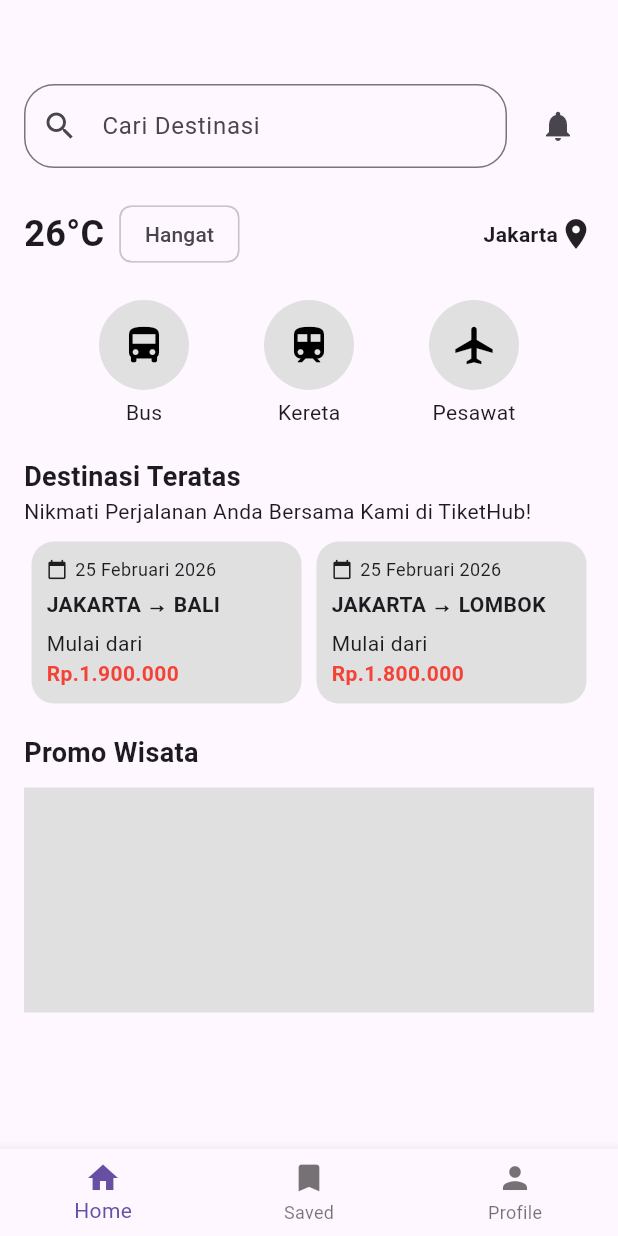
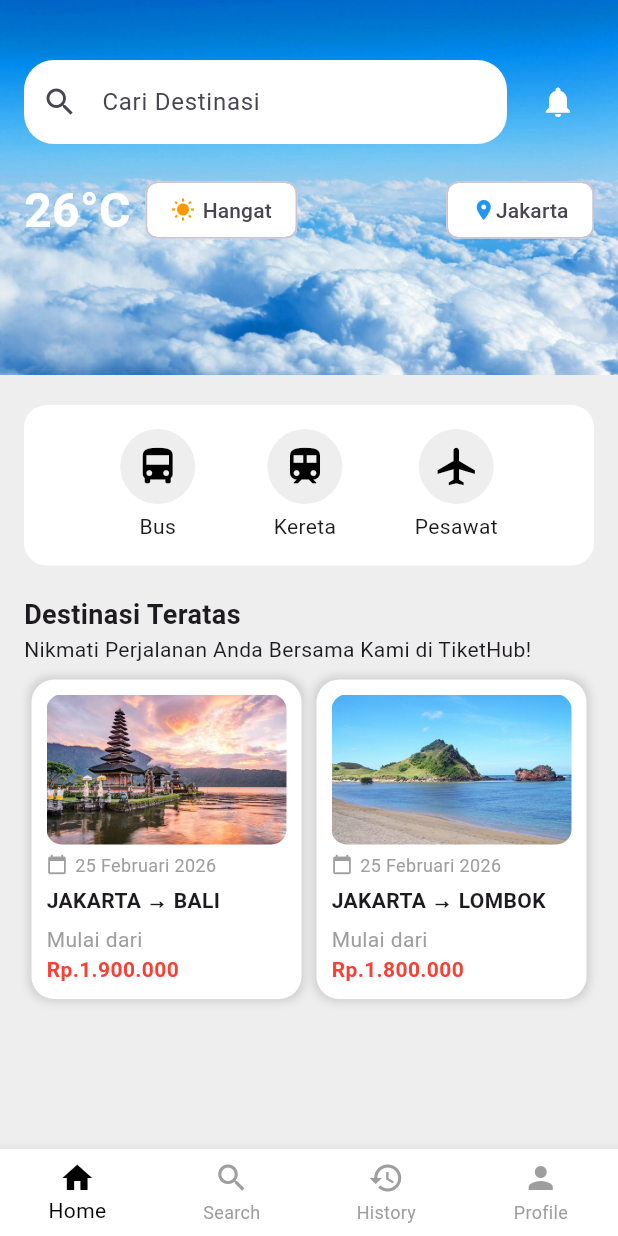
Before and after one commit to hypebyapip/Tubes-TiketHub, a Flutter app: the HomePage screen opened by its route, on a phone screen of 412 x 824 dp. Run offline on Flutter 3.47's test engine with Material 3 defaults, Android fonts, the phone set to English and light mode, and no system bars.

Commit message:
update part1

```diff
--- a/lib/home_page.dart
+++ b/lib/home_page.dart
@@ -1,17 +1,43 @@
 import 'package:flutter/material.dart';
+import 'home_bus.dart'; // Impor halaman BusTravelPage
 
+class HomePage extends StatefulWidget {
+  @override
+  _HomePageState createState() => _HomePageState();
+}
 
-class HomePage extends StatelessWidget {
+class _HomePageState extends State<HomePage> {
+  int _selectedIndex = 0;
+
+  void _onItemTapped(int index) {
+    setState(() {
+      _selectedIndex = index;
+    });
+  }
+
   @override
   Widget build(BuildContext context) {
     return Scaffold(
+      backgroundColor: Colors.grey[200],
       body: SingleChildScrollView(
-        child: Padding(
-          padding: const EdgeInsets.all(16.0),
         child: Column(
           crossAxisAlignment: CrossAxisAlignment.start,
           children: [
-              SizedBox(height: 40),
+            Stack(
+              children: [
+                Container(
+                  height: 250,
+                  decoration: BoxDecoration(
+                    image: DecorationImage(
+                      image: AssetImage("assets/awan.jpg"),
+                      fit: BoxFit.cover,
+                    ),
+                  ),
+                ),
+                Padding(
+                  padding: const EdgeInsets.symmetric(horizontal: 16, vertical: 40),
+                  child: Column(
+                    children: [
                       Row(
                         children: [
                           Expanded(
@@ -19,15 +45,18 @@ class HomePage extends StatelessWidget {
                               decoration: InputDecoration(
                                 hintText: "Cari Destinasi",
                                 prefixIcon: Icon(Icons.search),
+                                filled: true,
+                                fillColor: Colors.white,
                                 border: OutlineInputBorder(
                                   borderRadius: BorderRadius.circular(20),
+                                  borderSide: BorderSide.none,
                                 ),
                               ),
                             ),
                           ),
                           SizedBox(width: 10),
                           IconButton(
-                    icon: Icon(Icons.notifications),
+                            icon: Icon(Icons.notifications, color: Colors.white),
                             onPressed: () {},
                           ),
                         ],
@@ -35,22 +64,58 @@ class HomePage extends StatelessWidget {
                       SizedBox(height: 20),
                       Row(
                         children: [
-                  Text("26°C", style: TextStyle(fontSize: 24, fontWeight: FontWeight.bold)),
+                          Text(
+                            "26°C",
+                            style: TextStyle(fontSize: 32, fontWeight: FontWeight.bold, color: Colors.white),
+                          ),
                           SizedBox(width: 10),
-                  Chip(label: Text("Hangat")),
+                          Chip(
+                            backgroundColor: Colors.white,
+                            label: Row(
+                              children: [
+                                Icon(Icons.wb_sunny, color: Colors.orange, size: 16),
+                                SizedBox(width: 5),
+                                Text("Hangat"),
+                              ],
+                            ),
+                          ),
                           Spacer(),
-                  Text("Jakarta", style: TextStyle(fontWeight: FontWeight.bold)),
-                  Icon(Icons.location_on),
+                          Chip(
+                            backgroundColor: Colors.white,
+                            label: Row(
+                              children: [
+                                Icon(Icons.location_on, color: Colors.blue, size: 16),
+                                Text("Jakarta"),
+                              ],
+                            ),
+                          ),
+                        ],
+                      ),
+                    ],
+                  ),
+                ),
               ],
             ),
             SizedBox(height: 20),
-              Row(
+            Padding(
+              padding: const EdgeInsets.symmetric(horizontal: 16.0),
+              child: Column(
+                crossAxisAlignment: CrossAxisAlignment.start,
+                children: [
+                  Container(
+                    padding: EdgeInsets.all(16),
+                    decoration: BoxDecoration(
+                      color: Colors.white,
+                      borderRadius: BorderRadius.circular(15),
+                    ),
+                   child: Row(
                     mainAxisAlignment: MainAxisAlignment.spaceEvenly,
                     children: [
-                  _buildCategoryIcon(Icons.directions_bus, "Bus"),
-                  _buildCategoryIcon(Icons.train, "Kereta"),
-                  _buildCategoryIcon(Icons.airplanemode_active, "Pesawat"),
+                      _buildCategoryIcon(context, Icons.directions_bus, "Bus", BusTravelPage()),
+                      _buildCategoryIcon(context, Icons.train, "Kereta", null),
+                      _buildCategoryIcon(context, Icons.airplanemode_active, "Pesawat", null),
                       ],
+                    ),
                   ),
                   SizedBox(height: 20),
                   Text("Destinasi Teratas", style: TextStyle(fontSize: 18, fontWeight: FontWeight.bold)),
@@ -59,68 +124,97 @@ class HomePage extends StatelessWidget {
                   Row(
                     mainAxisAlignment: MainAxisAlignment.spaceBetween,
                     children: [
-                  _buildDestinationCard("JAKARTA → BALI", "Rp.1.900.000"),
-                  _buildDestinationCard("JAKARTA → LOMBOK", "Rp.1.800.000"),
+                      _buildDestinationCard("JAKARTA → BALI", "Rp.1.900.000", "assets/bali.png"),
+                      _buildDestinationCard("JAKARTA → LOMBOK", "Rp.1.800.000", "assets/lombok.jpg"),
                     ],
                   ),
                   SizedBox(height: 20),
-              Text("Promo Wisata", style: TextStyle(fontSize: 18, fontWeight: FontWeight.bold)),
-              SizedBox(height: 10),
-              Container(
-                height: 150,
-                color: Colors.grey[300], // Placeholder untuk gambar promo
+                ],
+              ),
             ),
           ],
         ),
       ),
-      ),
       bottomNavigationBar: BottomNavigationBar(
+        currentIndex: _selectedIndex,
+        onTap: _onItemTapped,
+        type: BottomNavigationBarType.fixed,
+        selectedItemColor: Colors.black,
+        unselectedItemColor: Colors.grey,
+        backgroundColor: Colors.white,
         items: [
           BottomNavigationBarItem(icon: Icon(Icons.home), label: "Home"),
-          BottomNavigationBarItem(icon: Icon(Icons.bookmark), label: "Saved"),
+          BottomNavigationBarItem(icon: Icon(Icons.search), label: "Search"),
+          BottomNavigationBarItem(icon: Icon(Icons.history), label: "History"),
           BottomNavigationBarItem(icon: Icon(Icons.person), label: "Profile"),
         ],
       ),
     );
   }
 
-  Widget _buildCategoryIcon(IconData icon, String label) {
-    return Column(
+  Widget _buildCategoryIcon(BuildContext context, IconData icon, String label, Widget? page) {
+  return GestureDetector(
+    onTap: () {
+      if (page != null) {
+        Navigator.push(
+          context,
+          MaterialPageRoute(builder: (context) => page),
+        );
+      }
+    },
+    child: Column(
       children: [
-        CircleAvatar(
-          radius: 30,
-          backgroundColor: Colors.grey[300], // Placeholder untuk icon
+        Container(
+          padding: EdgeInsets.all(10),
+          decoration: BoxDecoration(
+            shape: BoxShape.circle,
+            color: Colors.grey[200],
+          ),
           child: Icon(icon, size: 30, color: Colors.black),
         ),
         SizedBox(height: 5),
         Text(label),
       ],
+    ),
   );
 }
 
-  Widget _buildDestinationCard(String route, String price) {
+
+  Widget _buildDestinationCard(String route, String price, String imagePath) {
     return Expanded(
       child: Container(
         margin: EdgeInsets.symmetric(horizontal: 5),
         padding: EdgeInsets.all(10),
         decoration: BoxDecoration(
-          color: Colors.grey[300], // Placeholder untuk gambar
+          color: Colors.white,
           borderRadius: BorderRadius.circular(15),
+          boxShadow: [
+            BoxShadow(
+              color: Colors.black12,
+              blurRadius: 4,
+              spreadRadius: 2,
+            ),
+          ],
         ),
         child: Column(
           crossAxisAlignment: CrossAxisAlignment.start,
           children: [
+            ClipRRect(
+              borderRadius: BorderRadius.circular(10),
+              child: Image.asset(imagePath, height: 100, fit: BoxFit.cover),
+            ),
+            SizedBox(height: 5),
             Row(
               children: [
-                Icon(Icons.calendar_today, size: 14),
+                Icon(Icons.calendar_today, size: 14, color: Colors.grey),
                 SizedBox(width: 5),
-                Text("25 Februari 2026", style: TextStyle(fontSize: 12)),
+                Text("25 Februari 2026", style: TextStyle(fontSize: 12, color: Colors.grey)),
               ],
             ),
             SizedBox(height: 5),
             Text(route, style: TextStyle(fontWeight: FontWeight.bold)),
             SizedBox(height: 5),
-            Text("Mulai dari"),
+            Text("Mulai dari", style: TextStyle(color: Colors.grey)),
             Text(price, style: TextStyle(fontWeight: FontWeight.bold, color: Colors.red)),
           ],
         ),
@@ -128,3 +222,10 @@ class HomePage extends StatelessWidget {
     );
   }
 }
+
+void main() {
+  runApp(MaterialApp(
+    debugShowCheckedModeBanner: false,
+    home: HomePage(),
+  ));
+}
--- a/pubspec.yaml
+++ b/pubspec.yaml
@@ -60,6 +60,9 @@ flutter:
   # To add assets to your application, add an assets section, like this:
   assets:
   - assets/pesawat.jpg
+  - assets/awan.jpg
+  - assets/bali.png
+  - assets/lombok.jpg
   - assets/2.png
   - assets/1.png
   #   - images/a_dot_burr.jpeg
```
Also changed, not shown: lib/home_bus.dart (added, +165 -0 lines), assets/awan.jpg (added), assets/bali.png (added), assets/lombok.jpg (added), lib/home_pesawat.dart (added), 4 other files. Lines whose indentation alone changed are shown as unchanged.
